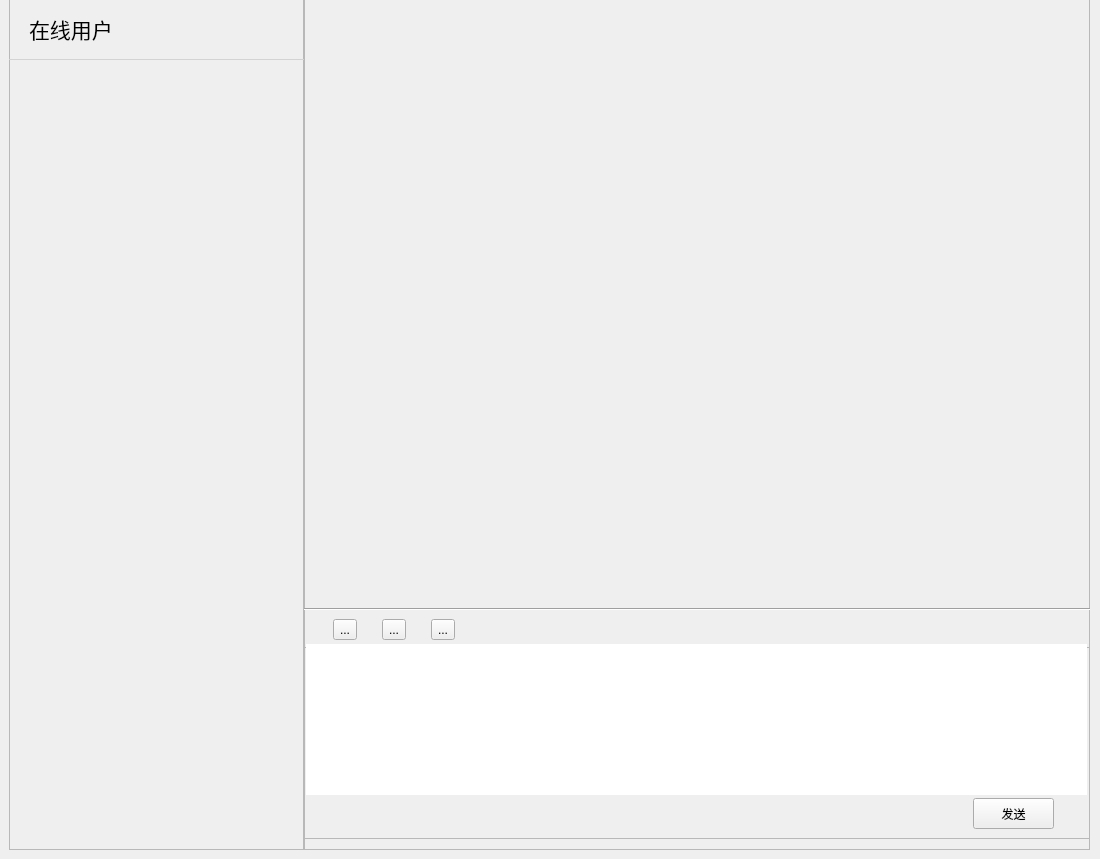
Before: the Qt Designer form client/ChatRoom/ChatRoom.ui in tingyuPP/NIS3364-tyuChatRoom, drawn with Qt 5.
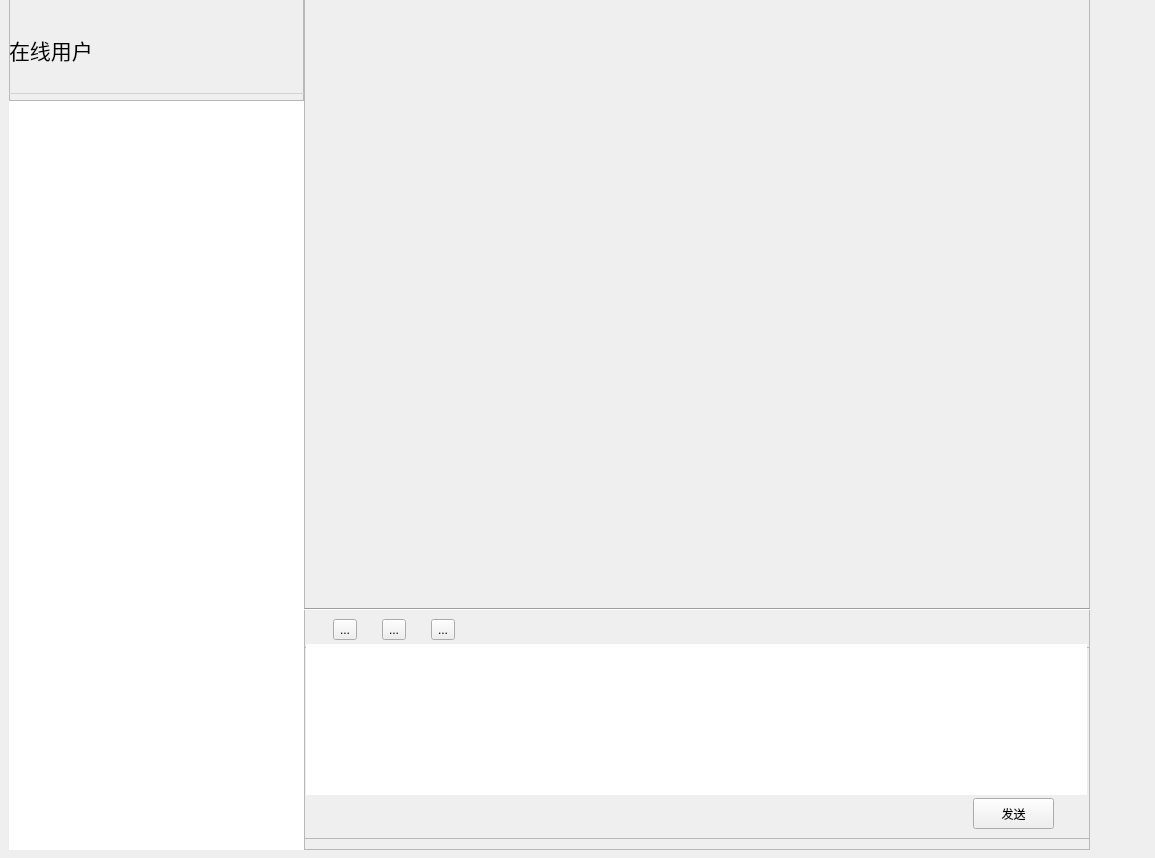
After: the same form once the commit is applied. Custom widgets are drawn as their Qt base class.

Diff of the .ui file:
```diff
--- a/client/ChatRoom/ChatRoom.ui
+++ b/client/ChatRoom/ChatRoom.ui
@@ -6,14 +6,14 @@
    <rect>
     <x>0</x>
     <y>0</y>
-    <width>1100</width>
-    <height>859</height>
+    <width>1155</width>
+    <height>858</height>
    </rect>
   </property>
   <property name="windowTitle">
    <string>Form</string>
   </property>
-  <widget class="QWidget" name="">
+  <widget class="QWidget" name="layoutWidget">
    <property name="geometry">
     <rect>
      <x>-1</x>
@@ -46,15 +46,18 @@
       <property name="frameShadow">
        <enum>QFrame::Raised</enum>
       </property>
-      <widget class="QFrame" name="frame">
+      <widget class="QWidget" name="">
        <property name="geometry">
         <rect>
          <x>-10</x>
          <y>0</y>
          <width>311</width>
-         <height>61</height>
+         <height>861</height>
         </rect>
        </property>
+       <layout class="QVBoxLayout" name="verticalLayout" stretch="2,16">
+        <item>
+         <widget class="QFrame" name="frame">
        <property name="autoFillBackground">
         <bool>false</bool>
        </property>
@@ -72,10 +75,10 @@
        <widget class="QLabel" name="label">
         <property name="geometry">
          <rect>
-          <x>30</x>
+             <x>10</x>
           <y>10</y>
-          <width>229</width>
-          <height>39</height>
+             <width>281</width>
+             <height>81</height>
          </rect>
         </property>
         <property name="font">
@@ -104,6 +107,12 @@
         </property>
        </widget>
       </widget>
+        </item>
+        <item>
+         <widget class="ListWidget" name="UserListWidget"/>
+        </item>
+       </layout>
+      </widget>
      </widget>
     </item>
     <item>
@@ -267,6 +276,11 @@
    <extends>QPlainTextEdit</extends>
    <header>qfluentwidgets</header>
   </customwidget>
+  <customwidget>
+   <class>ListWidget</class>
+   <extends>QListWidget</extends>
+   <header>qfluentwidgets</header>
+  </customwidget>
  </customwidgets>
  <resources>
   <include location="Image/resource.qrc"/>
```
Left out of the diff: 2 changed lines with no effect on the pictures. Lines whose indentation alone changed are shown as unchanged.
